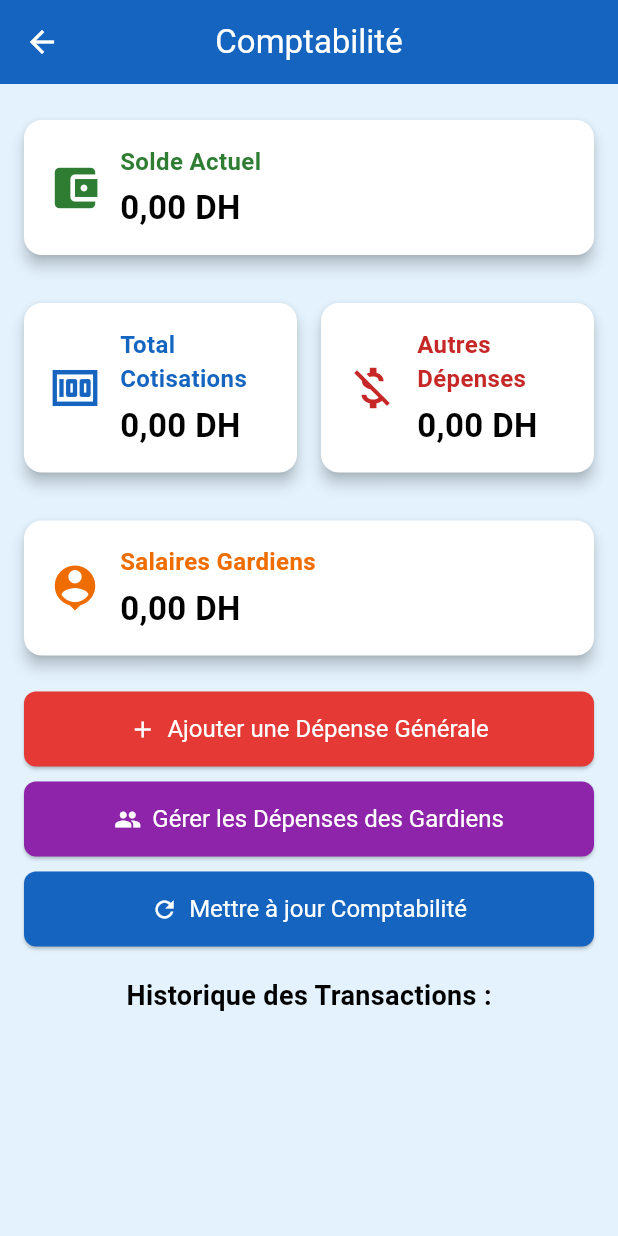
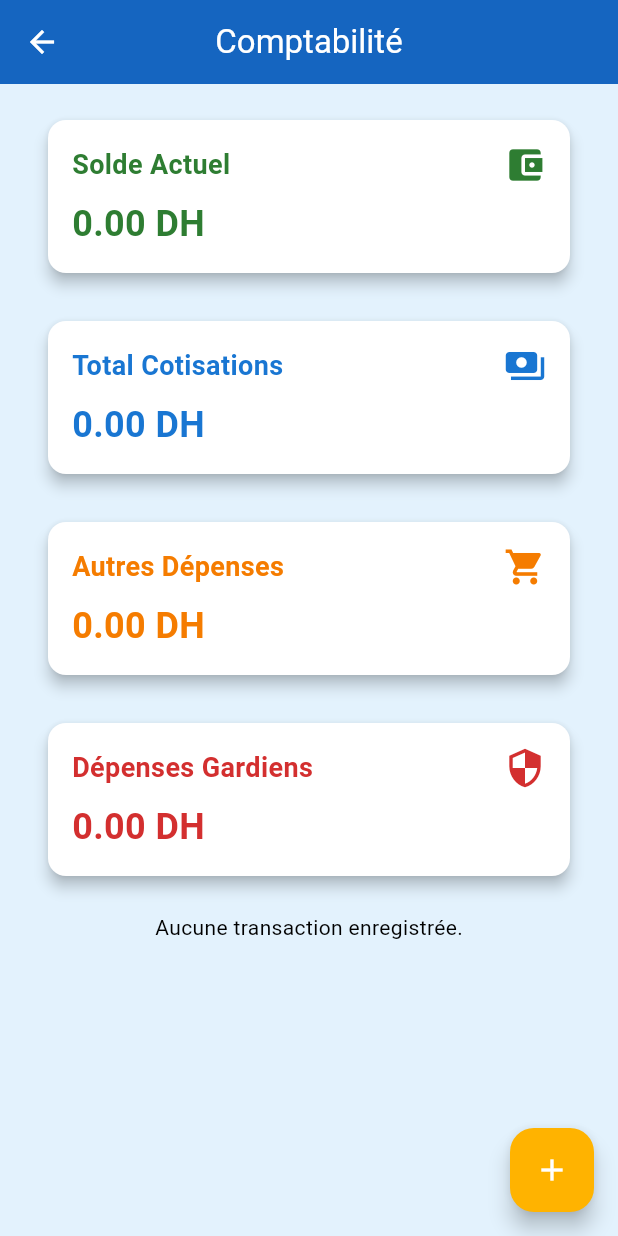
Before and after one commit to stracoma/syndic, a Flutter app: the ComptabilitePage screen opened directly, on a phone screen of 412 x 824 dp. Run offline on Flutter 3.47's test engine with Material 3 defaults, Android fonts, the phone set to English and light mode, and no system bars; our stand-ins replace cloud_firestore, firebase_auth, firebase_core; accounts and stored records are empty; statements that could not run were skipped.

Commit message:
samedi 14 juin 2025

```diff
--- a/lib/comptabilite_page.dart
+++ b/lib/comptabilite_page.dart
@@ -3,7 +3,6 @@ import 'package:flutter/material.dart';
 import 'package:cloud_firestore/cloud_firestore.dart';
 import 'package:intl/intl.dart';
 import 'comptabilite_service.dart';
-import 'gardiens_page.dart';
 
 class ComptabilitePage extends StatefulWidget {
   const ComptabilitePage({super.key});
@@ -13,6 +12,7 @@ class ComptabilitePage extends StatefulWidget {
 }
 
 class _ComptabilitePageState extends State<ComptabilitePage> {
+
   @override
   void initState() {
     super.initState();
@@ -20,55 +20,190 @@ class _ComptabilitePageState extends State<ComptabilitePage> {
   }
 
   Future<void> _initializeComptabiliteData() async {
-    // S'assurer que les documents initiaux existent dans Firebase, sinon les créer avec 0.0
     await FirebaseFirestore.instance.collection('comptes').doc('cotisations').set({'montant': 0.0}, SetOptions(merge: true));
+    // S'assurer que le document 'depenses' existe avec 'montant' pour les "autres dépenses"
+    await FirebaseFirestore.instance.collection('comptes').doc('depenses').set({'montant': 0.0}, SetOptions(merge: true));
+    // S'assurer que le document 'depensesGardiens' existe avec 'montant' pour le total des gardiens
+    await FirebaseFirestore.instance.collection('comptes').doc('depensesGardiens').set({'montant': 0.0}, SetOptions(merge: true));
     await FirebaseFirestore.instance.collection('comptes').doc('solde').set({'montant': 0.0}, SetOptions(merge: true));
 
-    final fraisGenerauxDocRef = FirebaseFirestore.instance.collection('comptes').doc('frais_generaux');
-    final fraisGenerauxDocSnapshot = await fraisGenerauxDocRef.get();
-
-    if (!fraisGenerauxDocSnapshot.exists) {
-      await fraisGenerauxDocRef.set({'frais_autre_gardiens': 0.0});
-    }
-
-    // Recalculer les cotisations et le solde quand la page se charge
     await ComptabiliteService.updateCotisations();
+    // Nous appelons updateSolde() pour mettre à jour le solde global
+    // La mise à jour des montants individuels de dépenses sera gérée par les pages d'écriture
     await ComptabiliteService.updateSolde();
   }
 
-  // Fonction pour construire une carte d'affichage des comptes
+  @override
+  Widget build(BuildContext context) {
+    return Scaffold(
+      appBar: AppBar(
+        title: const Text('Comptabilité'),
+        backgroundColor: Colors.blue[800],
+        foregroundColor: Colors.white,
+      ),
+      backgroundColor: Colors.blue[50],
+      body: SingleChildScrollView(
+        padding: const EdgeInsets.all(16.0),
+        child: Column(
+          crossAxisAlignment: CrossAxisAlignment.stretch,
+          children: [
+            // Carte Solde Actuel
+            StreamBuilder<DocumentSnapshot>(
+              stream: FirebaseFirestore.instance.collection('comptes').doc('solde').snapshots(),
+              builder: (context, snapshot) {
+                if (!snapshot.hasData) return const CircularProgressIndicator();
+                final solde = snapshot.data!['montant'] ?? 0.0;
+                return _buildCompteCard(
+                  'Solde Actuel',
+                  solde,
+                  Colors.green[800]!,
+                  Icons.account_balance_wallet,
+                );
+              },
+            ),
+            const SizedBox(height: 16),
+
+            // Total Cotisations sur sa propre ligne
+            StreamBuilder<DocumentSnapshot>(
+              stream: FirebaseFirestore.instance.collection('comptes').doc('cotisations').snapshots(),
+              builder: (context, snapshot) {
+                if (!snapshot.hasData) return const CircularProgressIndicator();
+                final cotisations = snapshot.data!['montant'] ?? 0.0;
+                return _buildCompteCard(
+                  'Total Cotisations',
+                  cotisations,
+                  Colors.blue[700]!,
+                  Icons.payments,
+                );
+              },
+            ),
+            const SizedBox(height: 16),
+
+            // Autres Dépenses sur sa propre ligne - CORRIGÉ pour lire 'depenses'
+            StreamBuilder<DocumentSnapshot>(
+              stream: FirebaseFirestore.instance.collection('comptes').doc('depenses').snapshots(),
+              builder: (context, snapshot) {
+                if (!snapshot.hasData) return const CircularProgressIndicator();
+                // Assurez-vous de lire le champ 'montant' du document 'depenses'
+                final depenses = snapshot.data!['montant'] ?? 0.0;
+                return _buildCompteCard(
+                  'Autres Dépenses',
+                  depenses,
+                  Colors.orange[700]!,
+                  Icons.shopping_cart,
+                );
+              },
+            ),
+            const SizedBox(height: 16),
+
+            // Dépenses Gardiens sur sa propre ligne - CORRIGÉ pour lire 'depensesGardiens'
+            StreamBuilder<DocumentSnapshot>(
+              stream: FirebaseFirestore.instance.collection('comptes').doc('depensesGardiens').snapshots(),
+              builder: (context, snapshot) {
+                if (!snapshot.hasData) return const CircularProgressIndicator();
+                // Assurez-vous de lire le champ 'montant' du document 'depensesGardiens'
+                final depensesGardiens = snapshot.data!['montant'] ?? 0.0;
+                return _buildCompteCard(
+                  'Dépenses Gardiens',
+                  depensesGardiens,
+                  Colors.red[700]!,
+                  Icons.security,
+                );
+              },
+            ),
+            const SizedBox(height: 16),
+
+            // Liste des transactions
+            Expanded( // La ListView a besoin d'un Expanded ou d'une hauteur contrainte quand elle est dans une Column et qu'elle n'est pas le seul enfant.
+              // Cependant, si le parent est SingleChildScrollView, Expanded ne fonctionne pas comme on veut.
+              // On utilise shrinkWrap et NeverScrollableScrollPhysics pour laisser le SingleChildScrollView gérer le scroll.
+              child: StreamBuilder<QuerySnapshot>(
+                stream: ComptabiliteService.getTransactions(),
+                builder: (context, snapshot) {
+                  if (!snapshot.hasData) {
+                    return const Center(child: CircularProgressIndicator());
+                  }
+                  final transactions = snapshot.data!.docs;
+                  if (transactions.isEmpty) {
+                    return const Center(child: Text('Aucune transaction enregistrée.'));
+                  }
+                  return ListView.builder(
+                    shrinkWrap: true, // Très important pour que ListView fonctionne dans un SingleChildScrollView
+                    physics: const NeverScrollableScrollPhysics(), // Empêche ListView d'avoir son propre scroll
+                    itemCount: transactions.length,
+                    itemBuilder: (context, index) {
+                      final transaction = transactions[index].data() as Map<String, dynamic>;
+                      final type = transaction['type'] ?? 'N/A';
+                      final description = transaction['description'] ?? 'N/A';
+                      final montant = transaction['montant'] ?? 0.0;
+                      final date = (transaction['date'] as Timestamp?)?.toDate();
+
+                      return Card(
+                        margin: const EdgeInsets.symmetric(vertical: 8),
+                        child: ListTile(
+                          leading: Icon(
+                            type == 'depense' ? Icons.remove_circle : Icons.add_circle,
+                            color: type == 'depense' ? Colors.red : Colors.green,
+                          ),
+                          title: Text(description),
+                          subtitle: Text(date != null ? DateFormat('dd/MM/yyyy HH:mm').format(date) : 'Date inconnue'),
+                          trailing: Text(
+                            '${type == 'depense' ? '-' : '+'}${montant.toStringAsFixed(2)} DH',
+                            style: TextStyle(
+                              color: type == 'depense' ? Colors.red : Colors.green,
+                              fontWeight: FontWeight.bold,
+                            ),
+                          ),
+                        ),
+                      );
+                    },
+                  );
+                },
+              ),
+            ),
+          ],
+        ),
+      ),
+      floatingActionButton: FloatingActionButton(
+        onPressed: () => _showAddDepenseDialog(context),
+        backgroundColor: Colors.amber[600],
+        foregroundColor: Colors.white,
+        child: const Icon(Icons.add),
+      ),
+    );
+  }
+
   Widget _buildCompteCard(String title, double amount, Color color, IconData icon) {
     return Card(
       elevation: 4,
       shape: RoundedRectangleBorder(borderRadius: BorderRadius.circular(12)),
-      margin: const EdgeInsets.symmetric(vertical: 8.0), // Ajustement de la marge verticale
+      color: Colors.white,
       child: Padding(
         padding: const EdgeInsets.all(16.0),
-        child: Row(
-          children: [
-            Icon(icon, size: 36, color: color), // Taille d'icône légèrement réduite mais toujours visible
-            const SizedBox(width: 12), // Espacement réduit
-            Expanded(
         child: Column(
           crossAxisAlignment: CrossAxisAlignment.start,
+          children: [
+            Row(
+              mainAxisAlignment: MainAxisAlignment.spaceBetween,
               children: [
                 Text(
                   title,
                   style: TextStyle(
-                      fontSize: 16, // Taille de police légèrement réduite
+                    fontSize: 18,
                     fontWeight: FontWeight.bold,
                     color: color,
                   ),
                 ),
-                  const SizedBox(height: 4),
+                Icon(icon, color: color, size: 28),
+              ],
+            ),
+            const SizedBox(height: 8),
             Text(
-                    '${NumberFormat.currency(locale: 'fr_FR', symbol: 'DH').format(amount)}',
-                    style: const TextStyle(
-                      fontSize: 22, // Taille de police principale ajustée
+              '${amount.toStringAsFixed(2)} DH',
+              style: TextStyle(
+                fontSize: 24,
                 fontWeight: FontWeight.bold,
-                    ),
-                  ),
-                ],
+                color: color,
               ),
             ),
           ],
@@ -77,7 +212,7 @@ class _ComptabilitePageState extends State<ComptabilitePage> {
     );
   }
 
-  void _addNouvelleDepense(BuildContext context) {
+  void _showAddDepenseDialog(BuildContext context) {
     final TextEditingController descriptionController = TextEditingController();
     final TextEditingController montantController = TextEditingController();
     final formKey = GlobalKey<FormState>();
@@ -85,10 +220,9 @@ class _ComptabilitePageState extends State<ComptabilitePage> {
     showDialog(
       context: context,
       builder: (context) => AlertDialog(
-        title: const Text('Nouvelle Dépense Générale'),
+        title: const Text('Nouvelle Dépense'),
         content: Form(
           key: formKey,
-          child: SingleChildScrollView( // Ajout d'un scroll pour le contenu du dialogue si le clavier est présent
           child: Column(
             mainAxisSize: MainAxisSize.min,
             children: [
@@ -114,7 +248,6 @@ class _ComptabilitePageState extends State<ComptabilitePage> {
             ],
           ),
         ),
-        ),
         actions: [
           TextButton(
             onPressed: () => Navigator.pop(context),
@@ -137,227 +270,4 @@ class _ComptabilitePageState extends State<ComptabilitePage> {
       ),
     );
   }
-
-  @override
-  Widget build(BuildContext context) {
-    return Scaffold(
-      appBar: AppBar(
-        title: const Text('Comptabilité'),
-        backgroundColor: Colors.blue[800],
-        foregroundColor: Colors.white,
-      ),
-      backgroundColor: Colors.blue[50],
-      body: SingleChildScrollView(
-        padding: const EdgeInsets.all(16.0),
-        child: Column(
-          crossAxisAlignment: CrossAxisAlignment.stretch,
-          children: [
-            StreamBuilder<DocumentSnapshot>(
-              stream: FirebaseFirestore.instance.collection('comptes').doc('solde').snapshots(),
-              builder: (context, snapshot) {
-                if (!snapshot.hasData || !snapshot.data!.exists) {
-                  return _buildCompteCard('Solde Actuel', 0.0, Colors.green[800]!, Icons.account_balance_wallet);
 }
-                final solde = (snapshot.data!['montant'] as num?)?.toDouble() ?? 0.0;
-                return _buildCompteCard(
-                  'Solde Actuel',
-                  solde,
-                  Colors.green[800]!,
-                  Icons.account_balance_wallet,
-                );
-              },
-            ),
-            const SizedBox(height: 16),
-            Row(
-              children: [
-                Expanded(
-                  child: StreamBuilder<DocumentSnapshot>(
-                    stream: FirebaseFirestore.instance.collection('comptes').doc('cotisations').snapshots(),
-                    builder: (context, snapshot) {
-                      if (!snapshot.hasData || !snapshot.data!.exists) {
-                        return _buildCompteCard('Total Cotisations', 0.0, Colors.blue[800]!, Icons.money);
-                      }
-                      final cotisations = (snapshot.data!['montant'] as num?)?.toDouble() ?? 0.0;
-                      return _buildCompteCard(
-                        'Total Cotisations',
-                        cotisations,
-                        Colors.blue[800]!,
-                        Icons.money,
-                      );
-                    },
-                  ),
-                ),
-                const SizedBox(width: 16),
-                Expanded(
-                  child: StreamBuilder<DocumentSnapshot>(
-                    stream: FirebaseFirestore.instance.collection('comptes').doc('frais_generaux').snapshots(),
-                    builder: (context, snapshot) {
-                      if (!snapshot.hasData || !snapshot.data!.exists) {
-                        return _buildCompteCard('Autres Dépenses', 0.0, Colors.red[800]!, Icons.money_off);
-                      }
-                      final autresDepenses = (snapshot.data!['frais_autre_gardiens'] as num?)?.toDouble() ?? 0.0;
-                      return _buildCompteCard(
-                        'Autres Dépenses',
-                        autresDepenses,
-                        Colors.red[800]!,
-                        Icons.money_off,
-                      );
-                    },
-                  ),
-                ),
-              ],
-            ),
-            const SizedBox(height: 16),
-            StreamBuilder<DocumentSnapshot>(
-              stream: FirebaseFirestore.instance.collection('comptes').doc('depenses').snapshots(),
-              builder: (context, snapshot) {
-                if (!snapshot.hasData || !snapshot.data!.exists) {
-                  return _buildCompteCard('Salaires Gardiens', 0.0, Colors.orange[800]!, Icons.person_pin);
-                }
-                final data = snapshot.data!.data() as Map<String, dynamic>?;
-                double totalSalairesGardiens = 0.0;
-
-                if (data != null) {
-                  for (int i = 1; i <= 3; i++) {
-                    final gardienSommeRecueKey = 'gardien${i}_somme_recue';
-                    totalSalairesGardiens += (data[gardienSommeRecueKey] as num?)?.toDouble() ?? 0.0;
-                  }
-                }
-
-                return _buildCompteCard(
-                  'Salaires Gardiens',
-                  totalSalairesGardiens,
-                  Colors.orange[800]!,
-                  Icons.person_pin,
-                );
-              },
-            ),
-
-            const SizedBox(height: 16),
-            Column(
-              mainAxisAlignment: MainAxisAlignment.end,
-              children: [
-                ElevatedButton.icon(
-                  onPressed: () {
-                    _addNouvelleDepense(context);
-                  },
-                  icon: const Icon(Icons.add),
-                  label: const Text('Ajouter une Dépense Générale'),
-                  style: ElevatedButton.styleFrom(
-                    minimumSize: const Size(double.infinity, 50),
-                    backgroundColor: Colors.red[600],
-                    foregroundColor: Colors.white,
-                    textStyle: const TextStyle(fontSize: 16), // Taille de texte du bouton
-                  ),
-                ),
-                const SizedBox(height: 10),
-                ElevatedButton.icon(
-                  onPressed: () {
-                    Navigator.push(
-                      context,
-                      MaterialPageRoute(builder: (context) => const GardiensPage()),
-                    );
-                  },
-                  icon: const Icon(Icons.group),
-                  label: const Text('Gérer les Dépenses des Gardiens'),
-                  style: ElevatedButton.styleFrom(
-                    minimumSize: const Size(double.infinity, 50),
-                    backgroundColor: Colors.purple[600],
-                    foregroundColor: Colors.white,
-                    textStyle: const TextStyle(fontSize: 16), // Taille de texte du bouton
-                  ),
-                ),
-                const SizedBox(height: 10),
-                ElevatedButton.icon(
-                  onPressed: () async {
-                    try {
-                      await ComptabiliteService.updateCotisations();
-                      await ComptabiliteService.updateSolde();
-                      ScaffoldMessenger.of(context).showSnackBar(
-                        const SnackBar(content: Text('Comptabilité mise à jour !')), // Message mis à jour
-                      );
-                    } catch (e) {
-                      ScaffoldMessenger.of(context).showSnackBar(
-                        SnackBar(content: Text('Erreur lors de la mise à jour : $e')),
-                      );
-                    }
-                  },
-                  icon: const Icon(Icons.refresh),
-                  label: const Text('Mettre à jour Comptabilité'), // Texte du bouton mis à jour
-                  style: ElevatedButton.styleFrom(
-                    minimumSize: const Size(double.infinity, 50),
-                    textStyle: const TextStyle(fontSize: 16), // Taille de texte du bouton
-                  ),
-                ),
-                const SizedBox(height: 20),
-                const Text(
-                  'Historique des Transactions :',
-                  style: TextStyle(fontSize: 18, fontWeight: FontWeight.bold),
-                ),
-                // Ajustement de la hauteur du SizedBox pour l'historique
-                SizedBox(
-                  height: MediaQuery.of(context).size.height * 0.4, // Utiliser un pourcentage de la hauteur de l'écran
-                  child: StreamBuilder<QuerySnapshot>(
-                    stream: ComptabiliteService.getTransactions(),
-                    builder: (context, snapshot) {
-                      if (!snapshot.hasData) return const Center(child: CircularProgressIndicator());
-                      final transactions = snapshot.data!.docs;
-                      if (transactions.isEmpty) {
-                        return const Center(child: Text('Aucune transaction enregistrée.'));
-                      }
-                      return ListView.builder(
-                        physics: const NeverScrollableScrollPhysics(),
-                        itemCount: transactions.length,
-                        itemBuilder: (context, index) {
-                          final transaction = transactions[index];
-                          final data = transaction.data() as Map<String, dynamic>;
-                          final type = data['type'] ?? 'N/A';
-                          final description = data['description'] ?? 'N/A';
-                          final montant = (data['montant'] as num?)?.toDouble() ?? 0.0;
-                          final date = (data['date'] as Timestamp?)?.toDate();
-
-                          Color textColor = Colors.black87;
-                          if (type == 'depense') {
-                            textColor = Colors.red;
-                          } else if (type == 'cotisation') {
-                            textColor = Colors.green;
-                          }
-
-                          return Card(
-                            margin: const EdgeInsets.symmetric(vertical: 4),
-                            child: ListTile(
-                              leading: Icon(
-                                type == 'depense' ? Icons.remove_circle : Icons.add_circle,
-                                color: textColor,
-                              ),
-                              title: Text(
-                                description,
-                                style: TextStyle(color: textColor, fontSize: 15), // Taille de texte ajustée
-                              ),
-                              subtitle: Text(
-                                date != null ? DateFormat('dd/MM/yyyy HH:mm').format(date) : 'Date inconnue',
-                                style: const TextStyle(fontSize: 12), // Taille de texte ajustée
-                              ),
-                              trailing: Text(
-                                '${NumberFormat.currency(locale: 'fr_FR', symbol: 'DH').format(montant)}',
-                                style: TextStyle(
-                                  fontWeight: FontWeight.bold,
-                                  color: textColor,
-                                  fontSize: 16, // Taille de texte ajustée
-                                ),
-                              ),
-                            ),
-                          );
-                        },
-                      );
-                    },
-                  ),
-                ),
-              ],
-            ),
-          ],
-        ),
-      ),
-    );
-  }
-}
--- a/lib/comptabilite_service.dart
+++ b/lib/comptabilite_service.dart
@@ -3,9 +3,6 @@ import 'package:cloud_firestore/cloud_firestore.dart';
 
 class ComptabiliteService {
   static final FirebaseFirestore _firestore = FirebaseFirestore.instance;
-  // NOTE: _montantParMoisParGardien n'est plus strictement nécessaire ici pour updateSolde
-  // car nous lisons directement les sommes cumulées, mais peut rester pour d'autres usages.
-  // static const double _montantParMoisParGardien = 3000.0;
 
   static Future<void> updateCotisations() async {
     try {
@@ -18,14 +15,13 @@ class ComptabiliteService {
           DateTime debut = (data['dateSuscription'] as Timestamp).toDate();
           DateTime fin = (data['moisPaye'] as Timestamp).toDate();
 
-          // Calcul corrigé pour le nombre de mois payés
           final int totalMonthsDebut = debut.year * 12 + debut.month;
           final int totalMonthsFin = fin.year * 12 + fin.month;
 
           final int monthsPaid = totalMonthsFin - totalMonthsDebut + 1;
           final int safeMonthsPaid = monthsPaid > 0 ? monthsPaid : 0;
 
-          total += 300.0 * safeMonthsPaid; // 300 DH par mois
+          total += 300.0 * safeMonthsPaid;
         }
       }
 
@@ -50,10 +46,10 @@ class ComptabiliteService {
       'date': FieldValue.serverTimestamp(),
     });
 
-    // Mettre à jour le montant total des frais_autre_gardiens dans le nouveau document
-    await _firestore.collection('comptes').doc('frais_generaux').set({
-      'frais_autre_gardiens': FieldValue.increment(montant),
-    }, SetOptions(merge: true)); // Utiliser merge pour créer le document s'il n'existe pas et ajouter le champ
+    // Mettre à jour le montant total des AUTRES DÉPENSES dans le document 'depenses'
+    await _firestore.collection('comptes').doc('depenses').set({
+      'montant': FieldValue.increment(montant), // Incrémente le montant total des autres dépenses
+    }, SetOptions(merge: true));
   }
 
   static Stream<QuerySnapshot> getTransactions() {
@@ -65,26 +61,18 @@ class ComptabiliteService {
   static Future<void> updateSolde() async {
     try {
       final cotisationsDoc = await _firestore.collection('comptes').doc('cotisations').get();
-      final depensesGardiensDoc = await _firestore.collection('comptes').doc('depenses').get(); // Contient gardienX_somme_recue
-      final fraisGenerauxDoc = await _firestore.collection('comptes').doc('frais_generaux').get(); // Nouveau document pour les frais généraux
+      // Lire le montant total des "autres dépenses" depuis le document 'depenses'
+      final depensesDoc = await _firestore.collection('comptes').doc('depenses').get();
+      // Lire le montant total des "dépenses gardiens" depuis le document 'depensesGardiens'
+      final depensesGardiensDoc = await _firestore.collection('comptes').doc('depensesGardiens').get();
 
       final double cotisations = (cotisationsDoc.data()?['montant'] as num?)?.toDouble() ?? 0.0;
+      // Récupérer le montant total des autres dépenses
+      final double autresDepenses = (depensesDoc.data()?['montant'] as num?)?.toDouble() ?? 0.0;
+      // Récupérer le montant total des dépenses des gardiens
+      final double totalGardiensDepenses = (depensesGardiensDoc.data()?['montant'] as num?)?.toDouble() ?? 0.0;
 
-      // Récupérer le montant général des autres dépenses depuis le nouveau document
-      final double autresDepenses = (fraisGenerauxDoc.data()?['frais_autre_gardiens'] as num?)?.toDouble() ?? 0.0;
-
-      // Calculer le total des dépenses des gardiens en utilisant les champs numériques 'gardienX_somme_recue'
-      double totalGardiensDepenses = 0.0;
-      final Map<String, dynamic>? depensesGardiensData = depensesGardiensDoc.data();
-
-      if (depensesGardiensData != null) {
-        for (int i = 1; i <= 3; i++) {
-          final gardienSommeRecueKey = 'gardien${i}_somme_recue';
-          totalGardiensDepenses += (depensesGardiensData[gardienSommeRecueKey] as num?)?.toDouble() ?? 0.0;
-        }
-      }
-
-      // Calculer le total des dépenses : autres dépenses + toutes les dépenses des gardiens cumulées
+      // Calculer le total des dépenses : autres dépenses + total des dépenses des gardiens
       final double totalDepenses = autresDepenses + totalGardiensDepenses;
 
       final double solde = cotisations - totalDepenses;
```
Also changed, not shown: 1 other file. Lines whose indentation alone changed are shown as unchanged.
